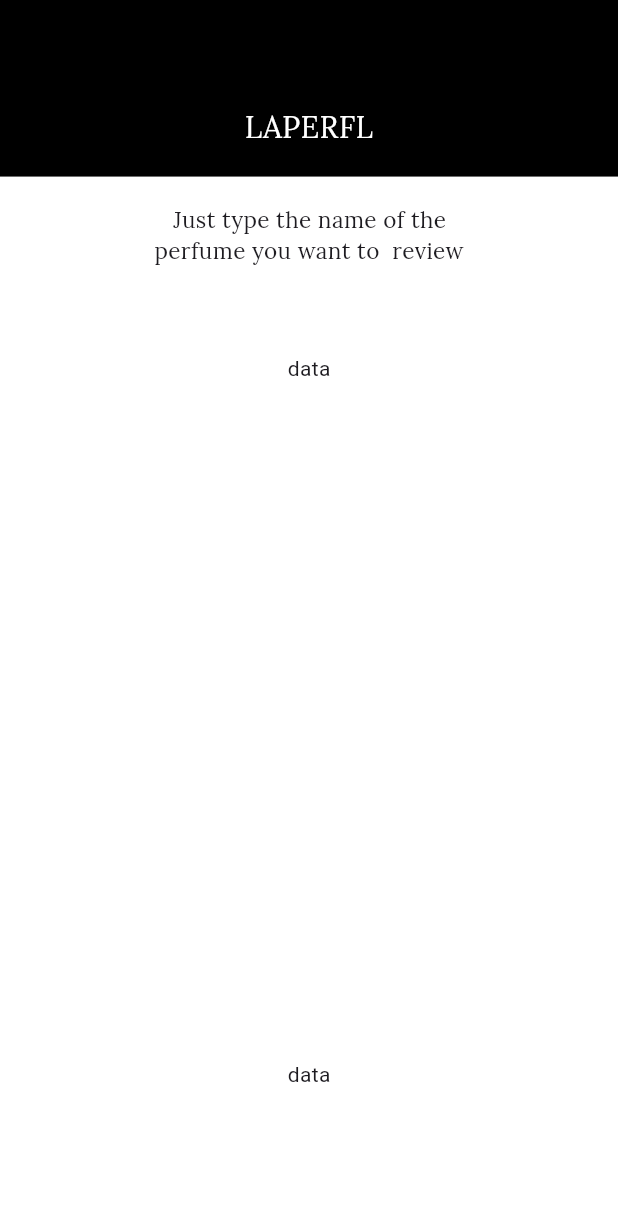
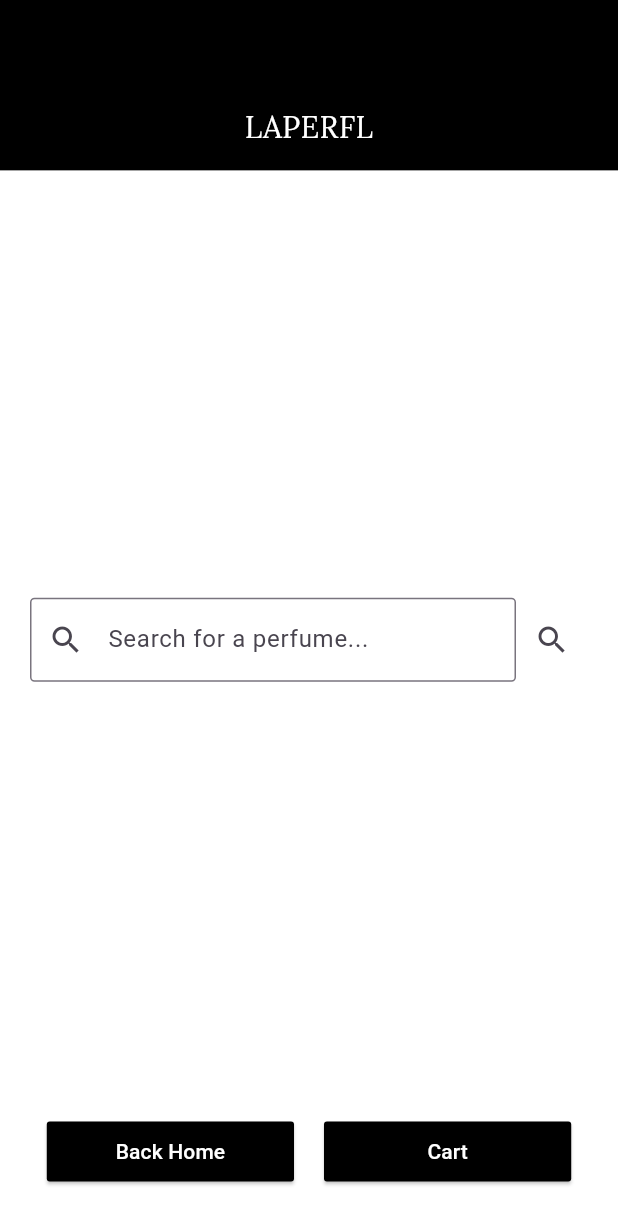
Before and after one commit to lalo1883/Colognes, a Flutter app: the screen it shows after launch, after a tap on "Login", on a phone screen of 412 x 824 dp. Shown: the top 1225 px of the screen. Run offline on Flutter 3.47's test engine with Material 3 defaults, Android fonts, the light colour scheme and no system bars; our stand-ins replace google_fonts.

Commit message:
ViewModel and provider on progress

```diff
--- a/lib/Models/Perfume.dart
+++ b/lib/Models/Perfume.dart
@@ -1,13 +1,30 @@
+import 'package:flutter/material.dart';
 
+class Perfume extends ChangeNotifier {
+  final String name;
+  final int? rating;
+  final List<String> notes;
+  final String brand;
+  final String description;
+  final String? imageUrl;
 
+  Perfume({
+    required this.name,
+    required this.brand,
+    required this.description,
+    this.rating,
+    this.notes = const [],
+    this.imageUrl,
+  });
 
-class perfume{
-  String name;
-  int rating;
-  List<String> notes = [];
-  String brand;
-  String description;
-
-  perfume(this.name, this.rating, this.notes, this.brand, this.description);
-
+  factory Perfume.fromJson(Map<String, dynamic> json) {
+    return Perfume(
+      name: json['perfume'],
+      brand: json['brand'],
+      description: json['description'],
+      rating: json['rating'],
+      notes: List<String>.from(json['notes'] ?? []),
+      imageUrl: json['image'],
+    );
+  }
 }
--- a/lib/Views/home_page.dart
+++ b/lib/Views/home_page.dart
@@ -1,6 +1,8 @@
 import 'package:flutter/material.dart';
 import 'package:google_fonts/google_fonts.dart';
-
+import 'package:provider/provider.dart';
+import '../ViewModel/ViewModel.dart';
+import 'package:fragance/ViewModel/ViewModel.dart';
 
 class HomePage extends StatefulWidget {
   const HomePage({super.key});
@@ -10,6 +12,17 @@ class HomePage extends StatefulWidget {
 }
 
 class _HomePageState extends State<HomePage> {
+  final TextEditingController _searchController = TextEditingController();
+
+  void _searchPerfume(BuildContext context) {
+    final viewModel = Provider.of<ViewModel>(context, listen: false);
+    final query = _searchController.text;
+
+    if (query.isNotEmpty) {
+      viewModel.fetchPerfumes(query);
+      print(_searchController);
+    }
+  }
   @override
   Widget build(BuildContext context) {
     final screenWidth = MediaQuery.of(context).size.width;
@@ -17,7 +30,7 @@ class _HomePageState extends State<HomePage> {
     return Scaffold(
       backgroundColor: Colors.white,
       body: Column(
-        mainAxisAlignment: MainAxisAlignment.center,
+        mainAxisAlignment: MainAxisAlignment.spaceBetween,
         crossAxisAlignment: CrossAxisAlignment.center,
         children: [
           Expanded(
@@ -31,29 +44,78 @@ class _HomePageState extends State<HomePage> {
               ),
             ),
           ),
-          // SizedBox(height: screenHeight * .05,),
+          SizedBox(height: 29),
           Expanded(
-            flex: 1,
-            child: Padding(
-              padding: const EdgeInsets.only(top: 18.0),
-              child: Container(
-                // color: Colors.grey,
-                child: Text("   Just type the name of the\nperfume you want to  review", style: GoogleFonts.lora(fontSize: 15),),
+            flex: 5,
+            child: Container(
+              child: Padding(
+                padding: const EdgeInsets.symmetric(horizontal: 20.0),
+                child: Row(
+                  children: [
+                    Expanded(
+                      child: TextField(
+                        controller: _searchController, // Controlador asignado
+                        decoration: InputDecoration(
+                          prefixIcon: Icon(Icons.search),
+                          hintText: "Search for a perfume...",
+                          border: OutlineInputBorder(
+                            borderRadius: BorderRadius.circular(3),
+                          ),
+                        ),
+                      ),
+                    ),
+                    IconButton(
+                      icon: Icon(Icons.search),
+                      onPressed: () => _searchPerfume(context), // Llama al método de búsqueda
+                    ),
+                  ],
+                ),
               ),
-            ),
-          ),
-          Expanded(
-            flex: 4,
-            child: Container(
-              // color: Colors.green,
-              child: Text("data"),
             ),
           ),
           Expanded(
             flex: 1,
             child: Container(
+              width: double.infinity,
+              //color: Colors.blue,
               // color: Colors.green,
-              child: Text("data"),
+              child: Padding(
+                padding: const EdgeInsets.only(top:1),
+                child: Row(
+                  mainAxisAlignment: MainAxisAlignment.center,
+                  children: [
+                    Container(
+                        width: screenWidth * .4,
+                        child: ElevatedButton(onPressed: (){},
+                            child: Text("Back Home", style: TextStyle(
+                              color: Colors.white
+                            ),),
+                          style: ElevatedButton.styleFrom(
+                            backgroundColor: Colors.black,
+                            shape: RoundedRectangleBorder(
+                              borderRadius: BorderRadius.circular(2)
+                            )
+                          ),
+                        )
+                    ),
+                    SizedBox(width: 20),
+                    Container(
+                      width: screenWidth * .4,
+                        child: ElevatedButton(onPressed: (){},
+                            child: Text("Cart", style: TextStyle(
+                              color: Colors.white
+                            ),),
+                          style: ElevatedButton.styleFrom(
+                            backgroundColor: Colors.black,
+                            shape: RoundedRectangleBorder(
+                              borderRadius: BorderRadius.circular(2)
+                            )
+                          ),
+                        )
+                    ),
+                  ],
+                ),
+              ),
             ),
           ),
         ],
--- a/lib/main.dart
+++ b/lib/main.dart
@@ -1,11 +1,16 @@
 import 'package:flutter/material.dart';
 import 'package:fragance/Views/home_page.dart';
 import 'package:fragance/Views/start_page.dart';
+import 'package:fragance/state/app_state.dart';
 import 'package:provider/provider.dart';
 
 void main() {
   runApp(
-    MyApp()
+    MultiProvider(providers: [
+      ChangeNotifierProvider(create: (_) => AppState())
+    ],
+      child: MyApp(),
+    )
   );
 }
 
@@ -20,13 +25,17 @@ class MyApp extends StatefulWidget {
 class _MyAppState extends State<MyApp> {
   @override
   Widget build(BuildContext context) {
-    return MaterialApp(
-      debugShowCheckedModeBanner: false,
-      routes: {
-        "/start_page": (context) => StartPage(),
-        "/home_page": (context) => HomePage(),
+    return Consumer<AppState>(
+      builder: (context, appState, child ){
+        return MaterialApp(
+          debugShowCheckedModeBanner: false,
+          routes: {
+            "/start_page": (context) => StartPage(),
+            "/home_page": (context) => HomePage(),
+          },
+          home: appState.showHomePage ? HomePage() : StartPage(),
+        );
       },
-      home: StartPage(),
     );
   }
 }
--- /dev/null
+++ b/lib/state/app_state.dart
@@ -0,0 +1,12 @@
+import 'package:flutter/material.dart';
+
+class AppState with ChangeNotifier {
+  bool _showHomePage = false;
+
+  bool get showHomePage => _showHomePage;
+
+  void togglePage() {
+    _showHomePage = !_showHomePage;
+    notifyListeners();
+  }
+}
```
Also changed, not shown: lib/ViewModel/ViewModel.dart (+25 -3 lines), 1 other file.
